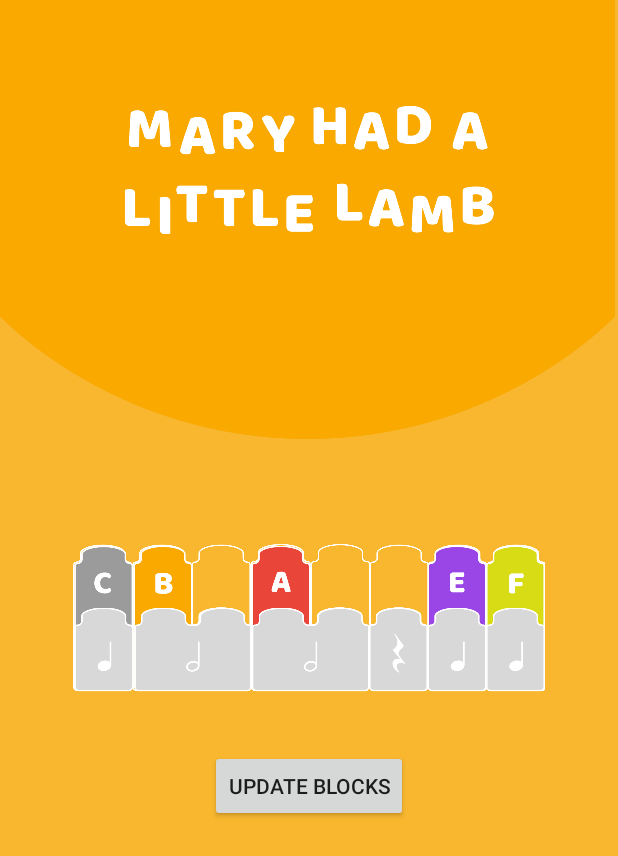
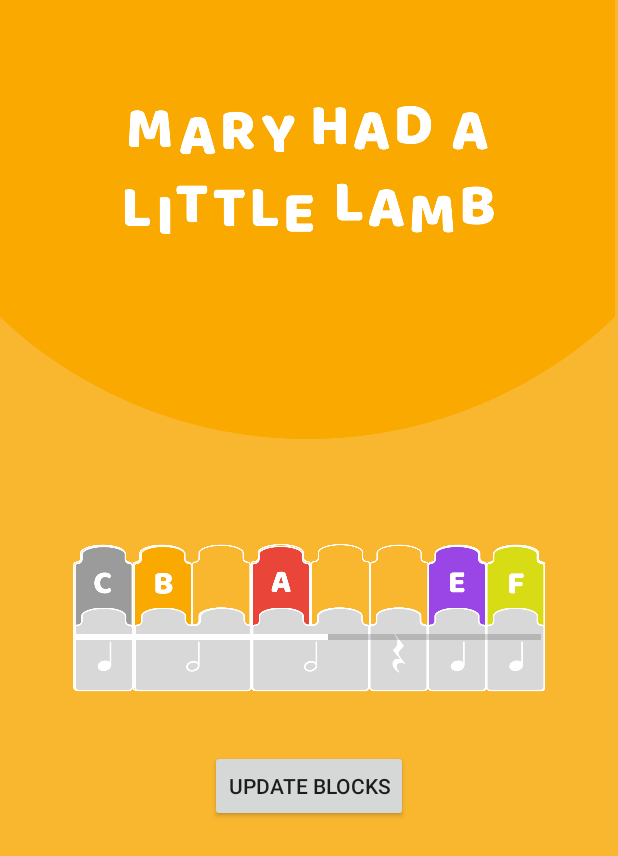
Before and after one commit to hkwang24/beatwalk, an Android app: the SongOne screen opened directly, with no data from a screen before it, after a tap on "UPDATE BLOCKS", on a phone screen of 412 x 824 dp. Shown: the top 856 px of the screen. Run offline under Robolectric (Android 15) with nearby library versions, the phone set to English and light mode, and no system bars.

Commit message:
added progress bar to song one

```diff
--- a/android/app/src/main/java/com/example/beatwalk/SongOne.java
+++ b/android/app/src/main/java/com/example/beatwalk/SongOne.java
@@ -3,6 +3,7 @@ package com.example.beatwalk;
 import android.graphics.Color;
 import android.media.MediaPlayer;
 import android.os.Bundle;
+import android.os.Handler;
 import android.provider.MediaStore;
 import android.util.Log;
 import android.view.View;
@@ -10,6 +11,7 @@ import android.widget.Button;
 import android.widget.EditText;
 import android.widget.ImageView;
 import android.widget.Toast;
+import android.widget.ProgressBar;
 
 import androidx.appcompat.app.AppCompatActivity;
 
@@ -21,20 +23,25 @@ import com.example.beatwalk.data.RegistrationStoreMongo;
 public class SongOne extends AppCompatActivity {
 
     Bluetooth btHandler;
+    private ProgressBar pgsBar;
+    private int i = 0;
+    private Handler hdlr = new Handler();
 
     @Override
     protected void onCreate(Bundle savedInstanceState) {
         super.onCreate(savedInstanceState);
         setContentView(R.layout.content_song_one);
 
-        btHandler = new Bluetooth();
-        btHandler.setup();
+        pgsBar = (ProgressBar) findViewById(R.id.pBar);
+
+        // btHandler = new Bluetooth();
+        // btHandler.setup();
 
         Button button= (Button)findViewById(R.id.update_button);
         button.setOnClickListener(new View.OnClickListener() {
             public void onClick(View v) {
 
-                String msg = btHandler.getMessage();
+                // String msg = btHandler.getMessage();
 
                 char[] notes = {'c', 'b', ' ', 'a', ' ', ' ', 'e', 'f'};
                 char[] rhythm = {'q','h', ' ', 'h', ' ', 'r', 'q', 'q'};
@@ -83,6 +90,29 @@ public class SongOne extends AppCompatActivity {
                         rhy_block.setVisibility(View.VISIBLE);
                     }
                 }
+
+                i = pgsBar.getProgress();
+                new Thread(new Runnable() {
+                    public void run() {
+                        while (i < 100) {
+                            i += 1;
+                            // Update the progress bar and display the current value in text view
+                            hdlr.post(new Runnable() {
+                                public void run() {
+                                    pgsBar.setProgress(i);
+                                }
+                            });
+                            try {
+                                // Sleep for 100 milliseconds to show the progress slowly.
+                                Thread.sleep(50);
+                            } catch (InterruptedException e) {
+                                e.printStackTrace();
+                            }
+                        }
+                        pgsBar.setProgress(0);
+                    }
+                }).start();
+
             }
         });
     }
--- a/android/app/src/main/res/layout/activity_explore.xml
+++ b/android/app/src/main/res/layout/activity_explore.xml
@@ -273,11 +273,12 @@
         android:layout_width="310dp"
         android:layout_height="550dp"
         android:layout_centerHorizontal="true"
+        android:indeterminate="false"
         android:indeterminateTint="#FFFFFF"
-        android:indeterminate="false"
         android:max="100"
         android:minWidth="200dp"
         android:minHeight="50dp"
+        android:paddingTop="300dp"
         android:progress="0" />
 
     <ImageView
--- a/android/app/src/main/res/layout/content_song_one.xml
+++ b/android/app/src/main/res/layout/content_song_one.xml
@@ -268,6 +268,20 @@
         android:visibility="invisible"
         />
 
+    <ProgressBar
+        android:id="@+id/pBar"
+        style="?android:attr/progressBarStyleHorizontal"
+        android:layout_width="310dp"
+        android:layout_height="550dp"
+        android:layout_centerHorizontal="true"
+        android:indeterminate="false"
+        android:indeterminateTint="#FFFFFF"
+        android:max="100"
+        android:minWidth="200dp"
+        android:minHeight="50dp"
+        android:paddingTop="300dp"
+        android:progress="0" />
+
     <Button xmlns:android="http://schemas.android.com/apk/res/android"
         android:id="@+id/update_button"
         android:layout_width="wrap_content"
```
